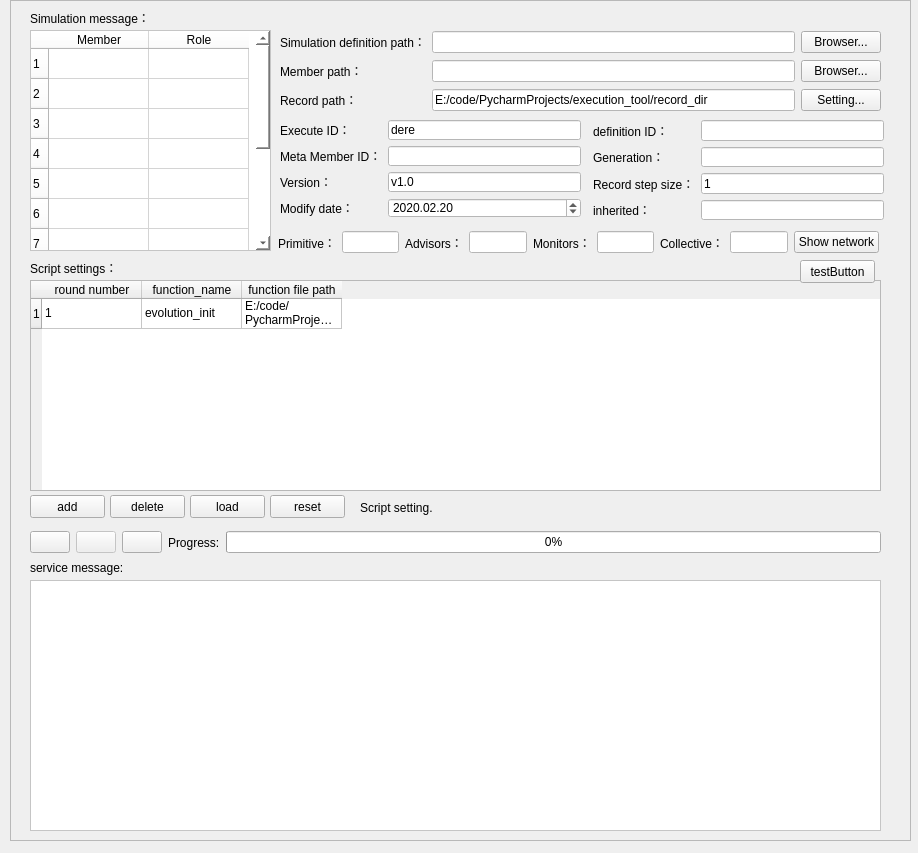
ANiMA931/execution_tool, file UI/simulation_exe_Form.ui: the form before one commit.
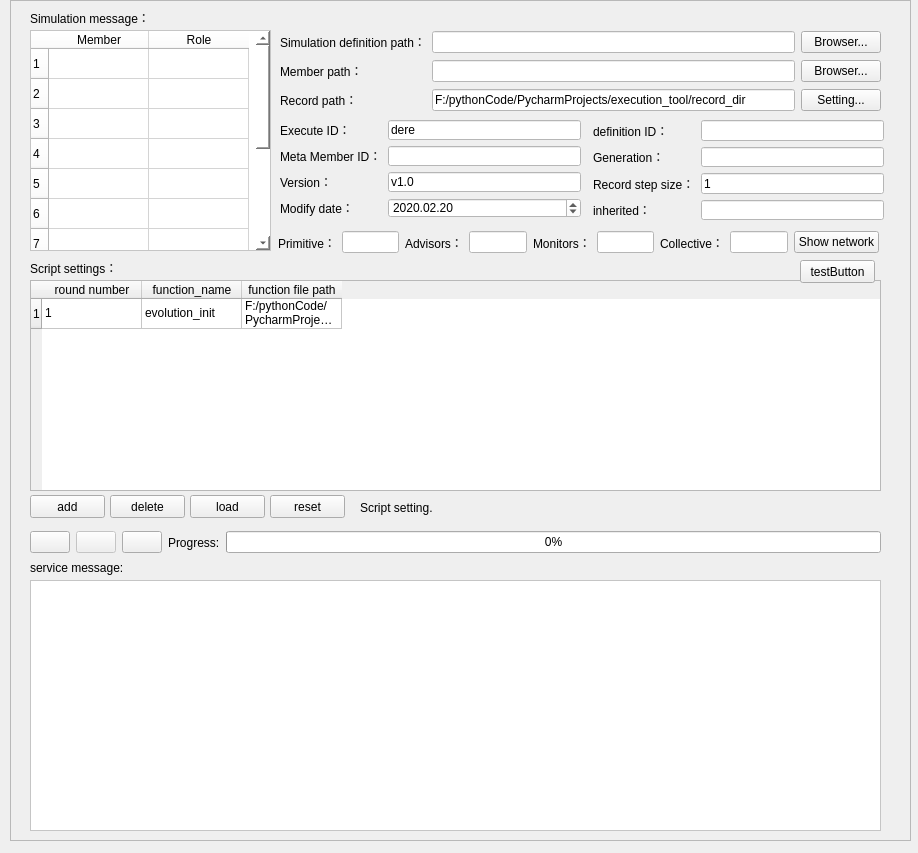
The form after the commit. Icons and pictures are not drawn.

What changed in the file:
```diff
--- a/UI/simulation_exe_Form.ui
+++ b/UI/simulation_exe_Form.ui
@@ -488,7 +488,7 @@
     </item>
     <item row="0" column="2">
      <property name="text">
-      <string>E:/code/PycharmProjects/execution_tool/external_lib/scripts__.py</string>
+      <string>F:/pythonCode/PycharmProjects/execution_tool/external_lib/scripts__.py</string>
      </property>
     </item>
    </widget>
@@ -644,7 +644,7 @@
 </string>
        </property>
        <property name="text">
-        <string>E:/code/PycharmProjects/execution_tool/record_dir</string>
+        <string>F:/pythonCode/PycharmProjects/execution_tool/record_dir</string>
        </property>
       </widget>
      </item>
```
